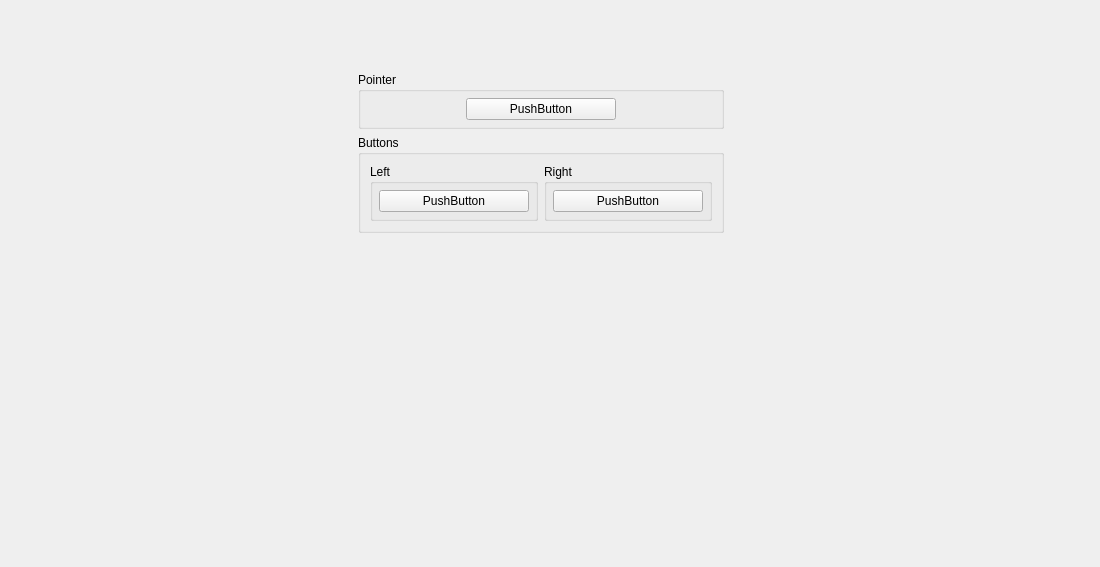
Before: the Qt Designer form src/duckstation-qt/controllerbindingwidget_mouse.ui in stenzek/duckstation, drawn with Qt 5.
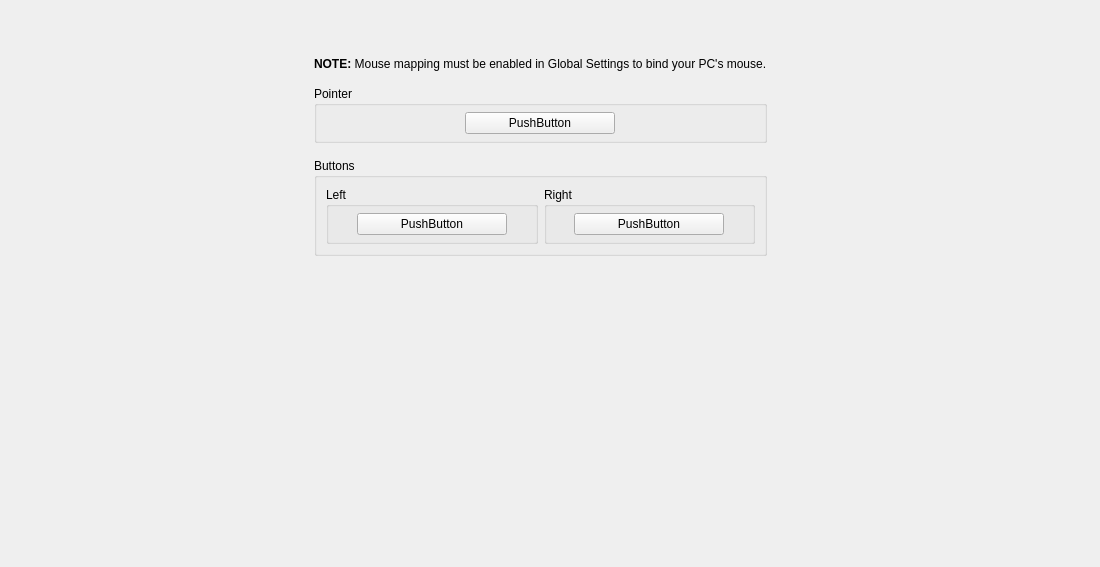
After: the same form once the commit is applied. Icons and pictures are not drawn. Custom widgets are drawn as their Qt base class.

Commit message: Qt: Add note to enable mouse mapping for lightguns/mouse

Patch:
```diff
--- a/src/duckstation-qt/controllerbindingwidget_mouse.ui
+++ b/src/duckstation-qt/controllerbindingwidget_mouse.ui
@@ -89,6 +89,9 @@
    </item>
    <item row="1" column="1">
     <layout class="QVBoxLayout" name="verticalLayout_2">
+     <property name="spacing">
+      <number>15</number>
+     </property>
      <item>
       <spacer name="verticalSpacer_3">
        <property name="orientation">
@@ -102,6 +105,13 @@
        </property>
       </spacer>
      </item>
+     <item>
+      <widget class="QLabel" name="label_2">
+       <property name="text">
+        <string>&lt;html&gt;&lt;head/&gt;&lt;body&gt;&lt;p&gt;&lt;span style=&quot; font-weight:700;&quot;&gt;NOTE: &lt;/span&gt;Mouse mapping must be enabled in Global Settings to bind your PC's mouse.&lt;/p&gt;&lt;/body&gt;&lt;/html&gt;</string>
+       </property>
+      </widget>
+     </item>
      <item>
       <layout class="QVBoxLayout" name="verticalLayout">
        <item>
```
The commit also changes 2 other files.
